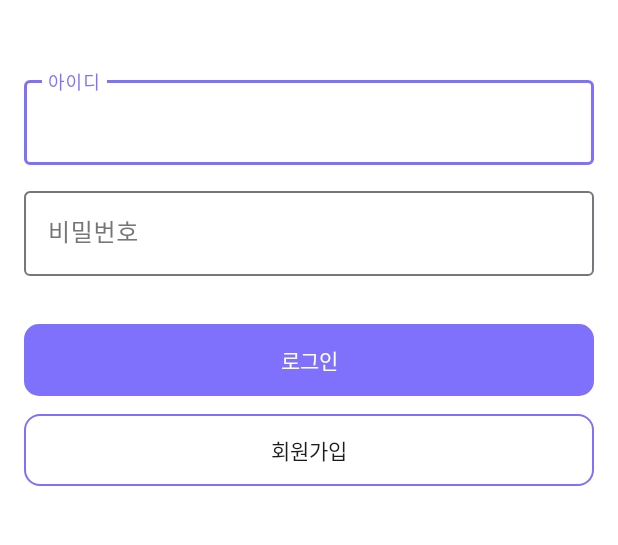
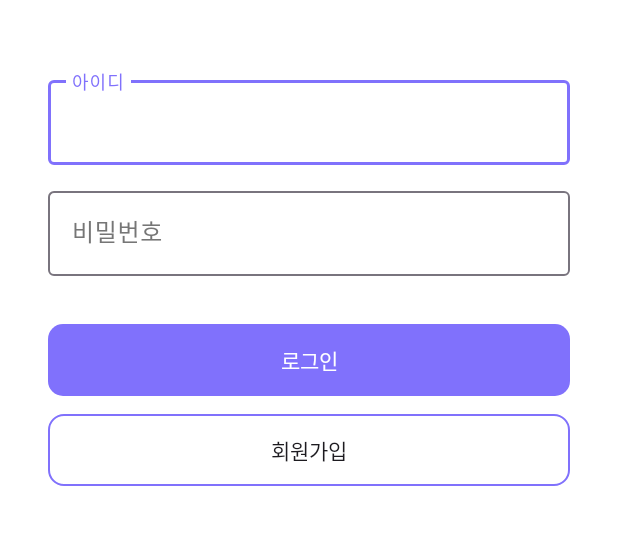
Before and after one commit to hanayoung/GenieBooks, an Android app: the layout fragment_login.xml on its own in the app's theme, with its tools: preview values and no code run, on a phone screen of 412 x 824 dp, the part 450-995 px from its top. Run offline under Robolectric (Android 15) with nearby library versions, the phone set to English and light mode, and no system bars.

```diff
--- a/finalproject/app/src/main/java/com/ssafy/finalproject/ui/join/JoinFragment.kt
+++ b/finalproject/app/src/main/java/com/ssafy/finalproject/ui/join/JoinFragment.kt
@@ -13,6 +13,5 @@ class JoinFragment : BaseFragment<FragmentJoinBinding>(
 
     override fun onViewCreated(view: View, savedInstanceState: Bundle?) {
         super.onViewCreated(view, savedInstanceState)
-
     }
 }
--- a/finalproject/app/src/main/res/layout/fragment_login.xml
+++ b/finalproject/app/src/main/res/layout/fragment_login.xml
@@ -19,7 +19,7 @@
         android:id="@+id/input_layout_id"
         android:layout_width="0dp"
         android:layout_height="wrap_content"
-        android:layout_marginHorizontal="16dp"
+        android:layout_marginHorizontal="32dp"
         android:layout_marginTop="48dp"
         android:hint="@string/id"
         android:textColorHint="@color/light_text"
@@ -41,12 +41,11 @@
         android:id="@+id/input_layout_pwd"
         android:layout_width="0dp"
         android:layout_height="wrap_content"
-        android:layout_marginHorizontal="16dp"
         android:layout_marginTop="12dp"
         android:hint="@string/pwd"
         android:textColorHint="@color/light_text"
-        app:layout_constraintEnd_toEndOf="parent"
-        app:layout_constraintStart_toStartOf="parent"
+        app:layout_constraintEnd_toEndOf="@+id/input_layout_id"
+        app:layout_constraintStart_toStartOf="@+id/input_layout_id"
         app:layout_constraintTop_toBottomOf="@id/input_layout_id">
 
         <com.google.android.material.textfield.TextInputEditText
@@ -63,23 +62,21 @@
         android:id="@+id/btn_login"
         android:layout_width="0dp"
         android:layout_height="wrap_content"
-        android:layout_marginHorizontal="16dp"
         android:layout_marginTop="32dp"
         android:background="@drawable/btn_background"
         android:text="@string/login"
-        app:layout_constraintEnd_toEndOf="parent"
-        app:layout_constraintStart_toStartOf="parent"
+        app:layout_constraintEnd_toEndOf="@+id/input_layout_pwd"
+        app:layout_constraintStart_toStartOf="@+id/input_layout_pwd"
         app:layout_constraintTop_toBottomOf="@id/input_layout_pwd" />
 
     <androidx.appcompat.widget.AppCompatButton
         android:id="@+id/btn_join"
         android:layout_width="0dp"
         android:layout_height="wrap_content"
-        android:layout_marginHorizontal="16dp"
         android:layout_marginTop="12dp"
         android:background="@drawable/btn_background2"
         android:text="@string/join"
-        app:layout_constraintEnd_toEndOf="parent"
-        app:layout_constraintStart_toStartOf="parent"
+        app:layout_constraintEnd_toEndOf="@+id/btn_login"
+        app:layout_constraintStart_toStartOf="@+id/btn_login"
         app:layout_constraintTop_toBottomOf="@id/btn_login" />
 </androidx.constraintlayout.widget.ConstraintLayout>
```
Also changed, not shown: finalproject/app/src/main/java/com/ssafy/finalproject/base/ApplicationClass.kt (+24 -2 lines), finalproject/app/src/main/java/com/ssafy/finalproject/data/model/dto/Customer.kt (+28 -1 lines), finalproject/app/src/main/java/com/ssafy/finalproject/data/remote/CustomerService.kt (+12 -0 lines), finalproject/app/src/main/java/com/ssafy/finalproject/data/remote/RetrofitUtil.kt (+3 -6 lines), finalproject/app/src/main/java/com/ssafy/finalproject/ui/login/LoginFragment.kt (+42 -0 lines), finalproject/app/src/main/res/navigation/nav_graph.xml (+9 -2 lines).
